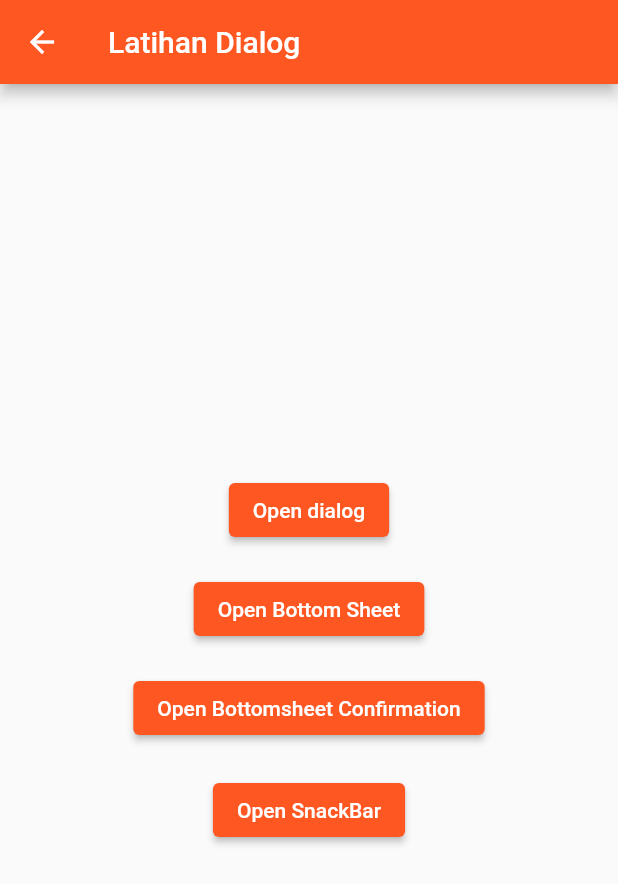
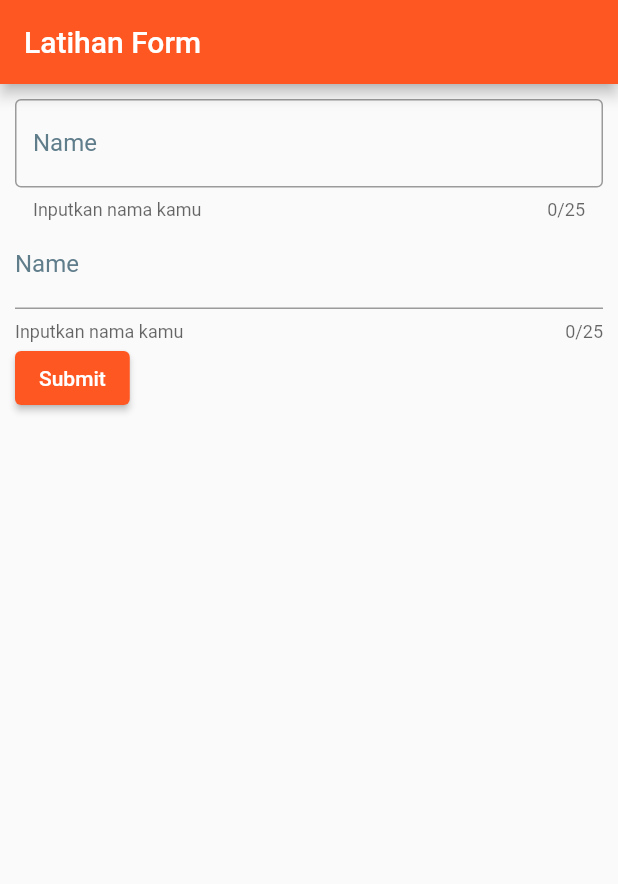
Before and after one commit to efrizalnf/flutter_widget, a Flutter app: the screen it shows after launch, on a phone screen of 412 x 824 dp. Shown: the top 884 px of the screen. Run offline on Flutter 3.47's test engine with Material 2 defaults, Android fonts, the phone set to English and light mode, and no system bars; our stand-ins replace flutter_svg.

Commit message:
Changed android Package name and Added Form widget with or without validation

```diff
--- a/lib/main.dart
+++ b/lib/main.dart
@@ -1,10 +1,12 @@
 import 'package:flutter/material.dart';
 import 'package:project_flutter_pertama/meet_2/ch4topic1/stateless_stateful_widget.dart';
 import 'package:project_flutter_pertama/meet_2/ch4topic2/basic_form/dialog_widget.dart';
+import 'package:project_flutter_pertama/meet_2/ch4topic2/basic_form/form_widget.dart';
 import 'package:project_flutter_pertama/meet_2/ch4topic2/basic_layout/column_widget.dart';
 import 'package:project_flutter_pertama/meet_2/ch4topic2/basic_widget/text_widget.dart';
 import 'package:project_flutter_pertama/meet_2/ch4topic2/navigation/sliver_widget.dart';
 import 'package:project_flutter_pertama/tugas/basic-form/dialog_widget.dart';
+import 'package:project_flutter_pertama/tugas/basic-form/forms.dart';
 import 'package:project_flutter_pertama/tugas/fic_column_widget.dart';
 import 'package:project_flutter_pertama/tugas/stateless_statefull.dart';
 
@@ -23,7 +25,7 @@ class MyApp extends StatelessWidget {
       theme: ThemeData(
         primarySwatch: Colors.deepOrange,
       ),
-      home: const MyDialogWidget(),
+      home: MyFormsWidget(),
       // Scaffold(
       //   appBar: AppBar(
       //     title: const Text('Jago Flutter'),
--- a/lib/meet_2/ch4topic2/basic_form/form_widget.dart
+++ b/lib/meet_2/ch4topic2/basic_form/form_widget.dart
@@ -1,7 +1,7 @@
 import 'package:flutter/material.dart';
 
 class FormWidget extends StatefulWidget {
-  FormWidget({Key? key}) : super(key: key);
+  const FormWidget({Key? key}) : super(key: key);
 
   @override
   State<FormWidget> createState() => _FormWidgetState();
--- /dev/null
+++ b/lib/tugas/basic-form/forms.dart
@@ -0,0 +1,100 @@
+import 'package:flutter/material.dart';
+import 'package:flutter/src/widgets/framework.dart';
+import 'package:flutter/src/widgets/placeholder.dart';
+
+class MyFormsWidget extends StatefulWidget {
+  const MyFormsWidget({Key? key}) : super(key: key);
+
+  @override
+  State<MyFormsWidget> createState() => _MyFormsWidgetState();
+}
+
+class _MyFormsWidgetState extends State<MyFormsWidget> {
+  TextEditingController textController =
+      TextEditingController(text: 'Me and my');
+  final _formKey = GlobalKey<FormState>();
+  String? form1Value;
+  String? form2Value;
+  @override
+  Widget build(BuildContext context) {
+    return Scaffold(
+      appBar: AppBar(
+        title: const Text('Latihan Form'),
+      ),
+      body: SingleChildScrollView(
+        child: Container(
+          padding: const EdgeInsets.all(10.0),
+          child: Form(
+            key: _formKey,
+            child: Column(
+              crossAxisAlignment: CrossAxisAlignment.start,
+              children: [
+                //Textfiled form without validation
+                TextField(
+                  maxLength: 25,
+                  // controller: textController,
+                  decoration: const InputDecoration(
+                    border: OutlineInputBorder(),
+                    labelText: 'Name',
+                    labelStyle: TextStyle(
+                      color: Colors.blueGrey,
+                    ),
+                    hintText: 'Silahkan input nama kamu',
+                    helperText: 'Inputkan nama kamu',
+                  ),
+                  onChanged: (value) {
+                    setState(() {
+                      form1Value = value;
+                    });
+                  },
+                ),
+                TextFormField(
+                  maxLength: 25,
+                  // controller: textController,
+                  decoration: const InputDecoration(
+                    labelText: 'Name',
+                    labelStyle: TextStyle(
+                      color: Colors.blueGrey,
+                    ),
+                    // enabledBorder: UnderlineInputBorder(
+                    //   borderSide: BorderSide(
+                    //     color: Colors.blueGrey,
+                    //   ),
+                    // ),
+                    hintText: 'Silahkan input nama kamu',
+                    helperText: 'Inputkan nama kamu',
+                  ),
+                  // validator: (value) =>
+                  //     value == null ? null : 'Please input nama kamu!',
+                  validator: (value) {
+                    if (value == null || value.isEmpty) {
+                      return 'Please enter some text';
+                    }
+                    return null;
+                  },
+                  onChanged: (value) {
+                    setState(() {
+                      form2Value = value;
+                    });
+                  },
+                ),
+                ElevatedButton(
+                    onPressed: () {
+                      if (_formKey.currentState!.validate()) {
+                        ScaffoldMessenger.of(context).showSnackBar(
+                          SnackBar(
+                            content: Text(
+                                'Pesanan $form1Value punya $form2Value dalam proses'),
+                          ),
+                        );
+                      }
+                    },
+                    child: const Text('Submit'))
+              ],
+            ),
+          ),
+        ),
+      ),
+    );
+  }
+}
--- a/pubspec.yaml
+++ b/pubspec.yaml
@@ -41,6 +41,7 @@ dependencies:
 dev_dependencies:
   flutter_test:
     sdk: flutter
+  change_app_package_name: ^1.1.0
 
   # The "flutter_lints" package below contains a set of recommended lints to
   # encourage good coding practices. The lint set provided by the package is
```
Also changed, not shown: pubspec.lock, 6 other files.
